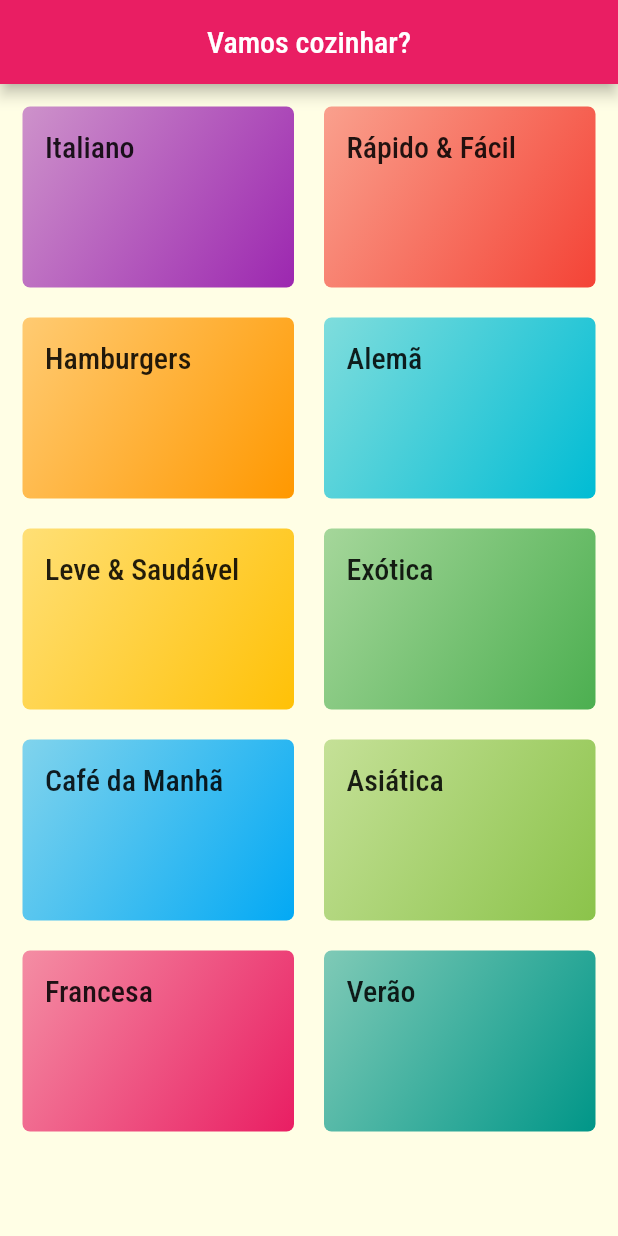
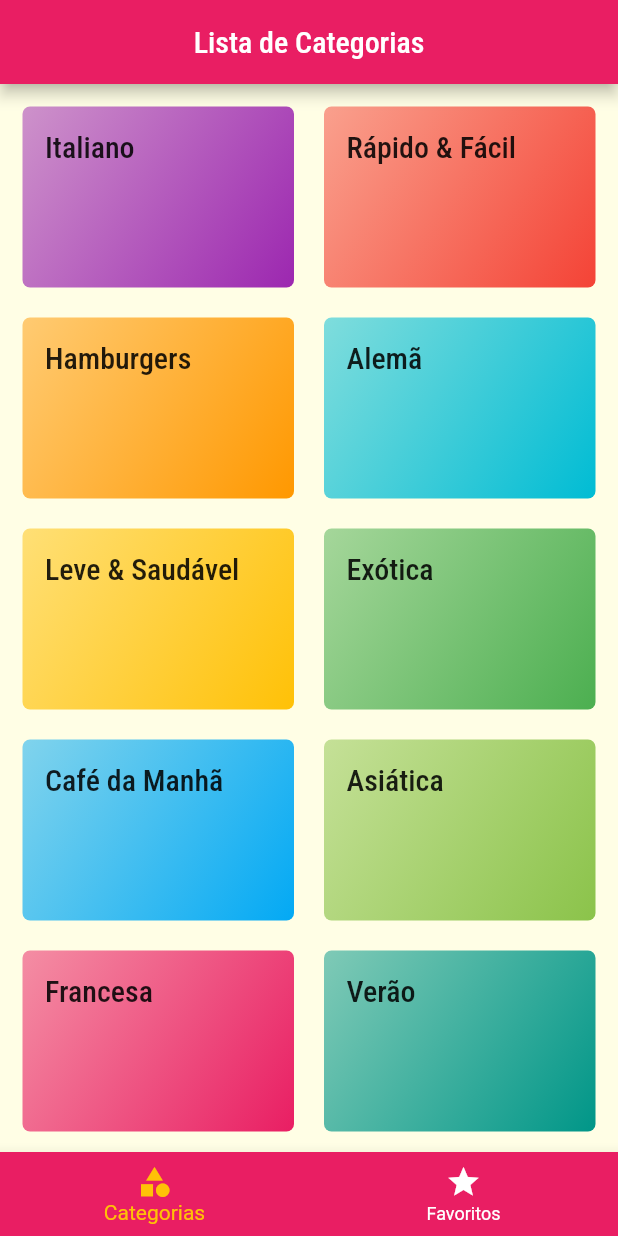
Before and after one commit to CaioNoboa/meals_APP_Flutter, a Flutter app: the screen it shows after launch, on a phone screen of 412 x 824 dp. Run offline on Flutter 3.47's test engine with Material 2 defaults, Android fonts, the phone set to English and light mode, and no system bars.

Commit message:
tabs_screen

```diff
--- a/meals/lib/main.dart
+++ b/meals/lib/main.dart
@@ -1,7 +1,6 @@
 import 'package:flutter/material.dart';
 import 'package:meals/utils/app_routes.dart';
 import 'package:meals/utils/theme.dart';
-import 'package:meals/screens/categories_screen.dart';
 
 void main() {
   runApp(const MyApp());
@@ -16,11 +15,6 @@ class MyApp extends StatelessWidget {
       title: 'Vamos cozinhar?',
       theme: appTheme,
       routes: appRoutes,
-      onUnknownRoute: (settings) {
-        return MaterialPageRoute(builder: (_) {
-          return const CategoriesScreen();
-        });
-      },
     );
   }
 }
--- a/meals/lib/screens/categories_screen.dart
+++ b/meals/lib/screens/categories_screen.dart
@@ -7,13 +7,7 @@ class CategoriesScreen extends StatelessWidget {
 
   @override
   Widget build(BuildContext context) {
-    return Scaffold(
-      appBar: AppBar(
-        title: const Center(
-          child: Text('Vamos cozinhar?'),
-        ),
-      ),
-      body: GridView(
+    return GridView(
       padding: const EdgeInsets.all(15),
       gridDelegate: const SliverGridDelegateWithMaxCrossAxisExtent(
         // sliver é uma área que tem scroll; grid delegate é como o grid será renderizado, que nesse caso será com extensão do eixo cruzado (eixo horizontal)
@@ -27,7 +21,6 @@ class CategoriesScreen extends StatelessWidget {
           category: cat,
         );
       }).toList(),
-      ),
     );
   }
 }
--- /dev/null
+++ b/meals/lib/screens/tabs_screen.dart
@@ -0,0 +1,58 @@
+import 'package:flutter/material.dart';
+import 'package:meals/screens/categories_screen.dart';
+import 'package:meals/screens/favorite_screen.dart';
+
+class TabsScreen extends StatefulWidget {
+  const TabsScreen({Key? key}) : super(key: key);
+
+  @override
+  State<TabsScreen> createState() => _TabsScreenState();
+}
+
+class _TabsScreenState extends State<TabsScreen> {
+  int _selectedScreenIndex = 0;
+  final List<String> _titles = [
+    'Lista de Categorias',
+    'Meus Favoritos',
+  ];
+
+  final List<Widget> _screens = [
+    const CategoriesScreen(),
+    const FavoriteScreen(),
+  ];
+
+  _selectScreen(int index) {
+    setState(() {
+      _selectedScreenIndex = index;
+    });
+  }
+
+  @override
+  Widget build(BuildContext context) {
+    return Scaffold(
+      appBar: AppBar(
+        title: Center(
+          child: Text(_titles[_selectedScreenIndex]),
+        ),
+      ),
+      body: _screens[_selectedScreenIndex],
+      bottomNavigationBar: BottomNavigationBar(
+        onTap: _selectScreen,
+        backgroundColor: Theme.of(context).colorScheme.primary,
+        unselectedItemColor: Colors.white,
+        selectedItemColor: Theme.of(context).colorScheme.secondary,
+        currentIndex: _selectedScreenIndex, // para dar certo mudar a cor
+        items: const [
+          BottomNavigationBarItem(
+            icon: Icon(Icons.category),
+            label: 'Categorias',
+          ),
+          BottomNavigationBarItem(
+            icon: Icon(Icons.star),
+            label: 'Favoritos',
+          ),
+        ],
+      ),
+    );
+  }
+}
--- a/meals/lib/utils/app_routes.dart
+++ b/meals/lib/utils/app_routes.dart
@@ -1,5 +1,5 @@
+import 'package:meals/screens/tabs_screen.dart';
 import '../screens/categories_meals_screen.dart';
-import '../screens/categories_screen.dart';
 import '../screens/meal_detail_screen.dart';
 
 class AppRoutes {
@@ -9,7 +9,19 @@ class AppRoutes {
 }
 
 final appRoutes = {
-  AppRoutes.home: (context) => const CategoriesScreen(), // Rota inicial
+  AppRoutes.home: (context) => const TabsScreen(), // Rota inicial
   AppRoutes.categoriesMeals: (context) => const CategoriesMealsScreen(),
   AppRoutes.mealDetail: (context) => const MealDetailScreen(),
 };
+
+/*
+Para evitarmos que dê erro quando o usuário tentar traçar rotas desconhecidas:
+
+MaterialApp(
+  onUnknownRoute: (settings) {
+    return MaterialPageRoute(builder: (_) {
+    return const CategoriesScreen();
+    });
+  },
+);
+*/
```
Also changed, not shown: meals/lib/screens/favorite_screen.dart (added, +12 -0 lines), meals/lib/screens/meal_detail_screen.dart (+79 -2 lines). Lines whose indentation alone changed are shown as unchanged.
